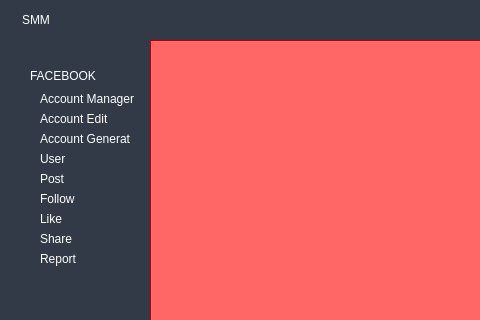
This is ui/main.ui in kreemkhaled112/GUI as Qt 5 draws it before an edit; both pictures show x 0 to 480 and y 0 to 320 of the 1149 by 627 pixel window. The edited form follows.
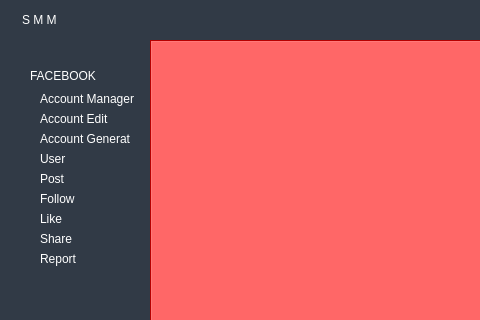
This is the edited form. Icons and pictures are not drawn.

Patch:
```diff
--- a/ui/main.ui
+++ b/ui/main.ui
@@ -82,7 +82,7 @@
          <item>
           <widget class="QLabel" name="label_4">
            <property name="text">
-            <string>SMM</string>
+            <string>S M M</string>
            </property>
           </widget>
          </item>
```
Left out of the diff: 6 changed lines with no effect on the pictures.
